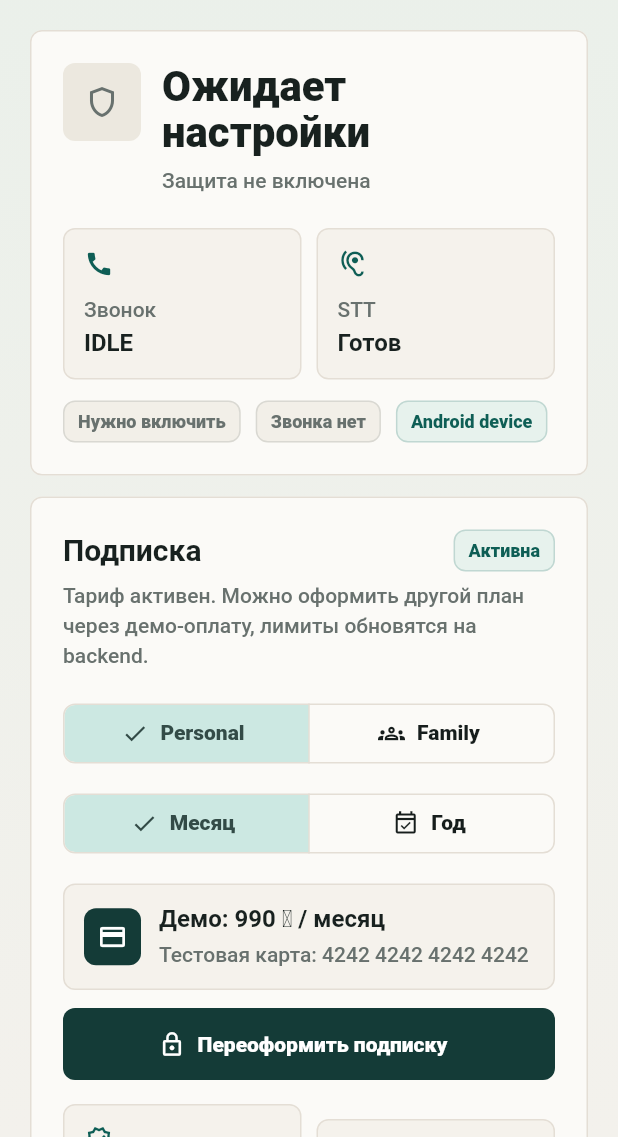
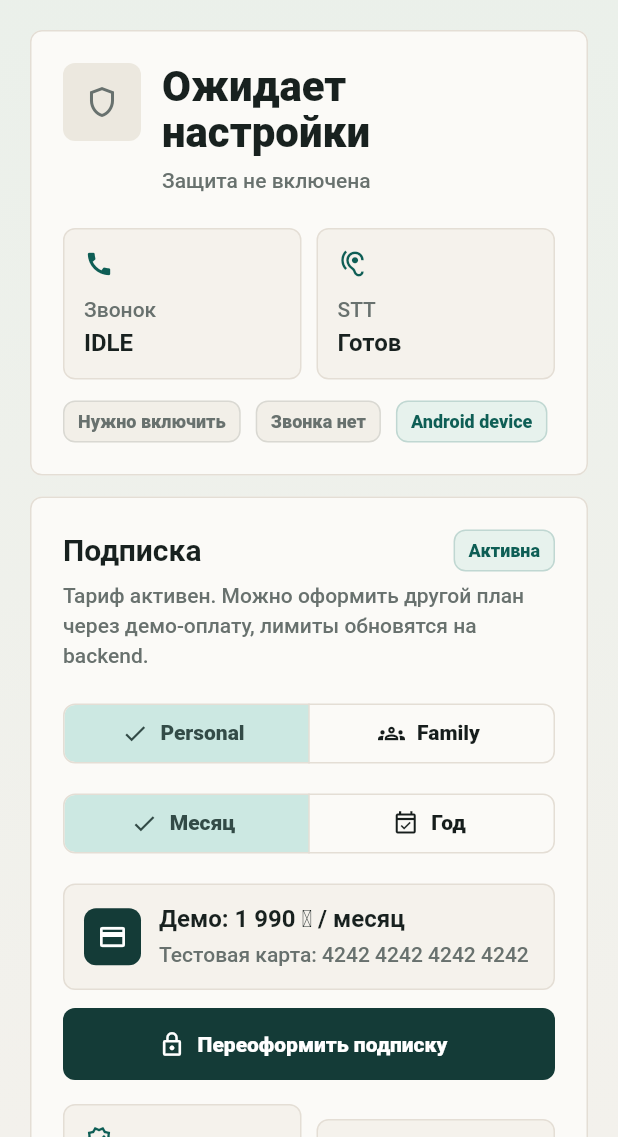
Before and after one commit to cleave173/Qalqan, a Flutter app: the QalqanScreen screen opened by its route, on a phone screen of 412 x 824 dp, the part 99-1236 px from its top. Run offline on Flutter 3.47's test engine with Material 3 defaults, Android fonts, the phone set to English and light mode, and no system bars; our stand-ins replace dio, flutter_secure_storage, go_router, speech_to_text; accounts and stored records are empty; network calls fail; Roboto replaces fonts that are missing (Avenir Next).

Commit message:
Raise subscription pricing

```diff
--- a/frontend/lib/features/qalqan/presentation/screens/qalqan_screen.dart
+++ b/frontend/lib/features/qalqan/presentation/screens/qalqan_screen.dart
@@ -18,10 +18,10 @@ class QalqanScreen extends StatefulWidget {
 }
 
 String _subscriptionPrice(String plan, String period) {
-  if (plan == 'family' && period == 'yearly') return '24 900 ₸';
-  if (plan == 'family') return '2 490 ₸';
-  if (period == 'yearly') return '9 900 ₸';
-  return '990 ₸';
+  if (plan == 'family' && period == 'yearly') return '49 900 ₸';
+  if (plan == 'family') return '4 990 ₸';
+  if (period == 'yearly') return '19 900 ₸';
+  return '1 990 ₸';
 }
 
 class _QalqanScreenState extends State<QalqanScreen> {
```
Also changed, not shown: 1 other file.
